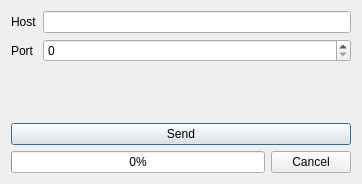
Old version of the form src/hobbits-plugins/importerexporters/TcpData/tcpsender.ui in the repository goldest-star/binary-analysis-tool.
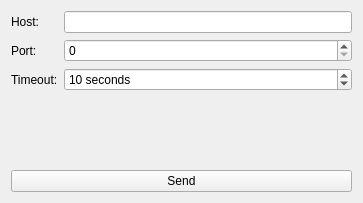
New version of the form.

Commit message: progress: get the plugins ported over to the new interfaces

What changed in the file:
```diff
--- a/src/hobbits-plugins/importerexporters/TcpData/tcpsender.ui
+++ b/src/hobbits-plugins/importerexporters/TcpData/tcpsender.ui
@@ -1,13 +1,13 @@
 <?xml version="1.0" encoding="UTF-8"?>
 <ui version="4.0">
  <class>TcpSender</class>
- <widget class="QDialog" name="TcpSender">
+ <widget class="QWidget" name="TcpSender">
   <property name="geometry">
    <rect>
     <x>0</x>
     <y>0</y>
-    <width>362</width>
-    <height>184</height>
+    <width>363</width>
+    <height>203</height>
    </rect>
   </property>
   <property name="windowTitle">
@@ -19,7 +19,7 @@
      <item row="0" column="0">
       <widget class="QLabel" name="label">
        <property name="text">
-        <string>Host</string>
+        <string>Host:</string>
        </property>
        <property name="buddy">
         <cstring>le_host</cstring>
@@ -32,7 +32,7 @@
      <item row="1" column="0">
       <widget class="QLabel" name="label_2">
        <property name="text">
-        <string>Port</string>
+        <string>Port:</string>
        </property>
        <property name="buddy">
         <cstring>sb_port</cstring>
@@ -46,6 +46,29 @@
        </property>
       </widget>
      </item>
+     <item row="2" column="0">
+      <widget class="QLabel" name="label_3">
+       <property name="text">
+        <string>Timeout:</string>
+       </property>
+      </widget>
+     </item>
+     <item row="2" column="1">
+      <widget class="QSpinBox" name="sb_timeout">
+       <property name="suffix">
+        <string> seconds</string>
+       </property>
+       <property name="minimum">
+        <number>1</number>
+       </property>
+       <property name="maximum">
+        <number>100000</number>
+       </property>
+       <property name="value">
+        <number>10</number>
+       </property>
+      </widget>
+     </item>
     </layout>
    </item>
    <item>
@@ -55,24 +78,6 @@
      </property>
     </widget>
    </item>
-   <item>
-    <layout class="QHBoxLayout" name="horizontalLayout">
-     <item>
-      <widget class="QProgressBar" name="pg_sent">
-       <property name="value">
-        <number>0</number>
-       </property>
-      </widget>
-     </item>
-     <item>
-      <widget class="QPushButton" name="pb_cancel">
-       <property name="text">
-        <string>Cancel</string>
-       </property>
-      </widget>
-     </item>
-    </layout>
-   </item>
   </layout>
  </widget>
  <tabstops>
```
The commit also changes 66 other files.
